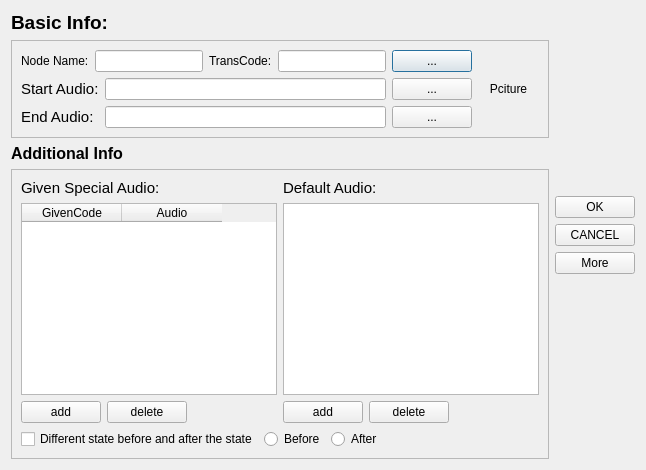
qeesung/ddBook, file sourceFiles/Ui/setNodeInfoDialog/setNodeInfoDialog.ui: the form before one commit.
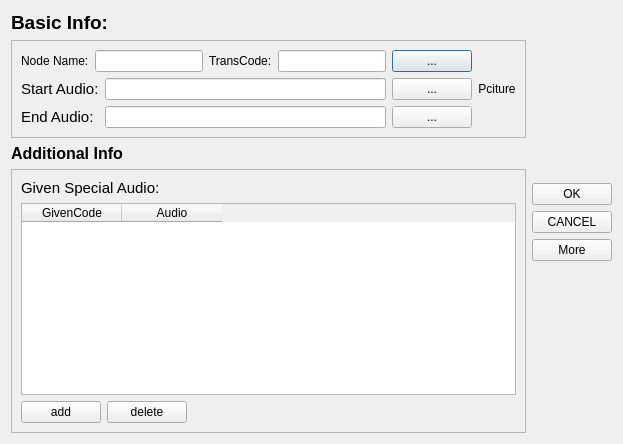
The form after the commit.

Commit message: 改变了设置节点信息的会话框

```diff
--- a/sourceFiles/Ui/setNodeInfoDialog/setNodeInfoDialog.ui
+++ b/sourceFiles/Ui/setNodeInfoDialog/setNodeInfoDialog.ui
@@ -284,94 +284,14 @@
               <item>
                <layout class="QVBoxLayout" name="verticalLayout_4">
                 <item>
-                 <widget class="QLabel" name="label_3">
-                  <property name="font">
-                   <font>
-                    <pointsize>11</pointsize>
-                    <weight>50</weight>
-                    <bold>false</bold>
-                   </font>
-                  </property>
-                  <property name="text">
-                   <string>Default Audio:</string>
-                  </property>
-                 </widget>
-                </item>
-                <item>
-                 <widget class="QListWidget" name="defaultAudiotListWidget"/>
-                </item>
-                <item>
-                 <layout class="QHBoxLayout" name="horizontalLayout_10">
-                  <item>
-                   <widget class="QPushButton" name="defaultAudioAddPushButton">
-                    <property name="text">
-                     <string>add</string>
-                    </property>
-                   </widget>
-                  </item>
-                  <item>
-                   <widget class="QPushButton" name="defaultAudioDeletePushButton">
-                    <property name="text">
-                     <string>delete</string>
-                    </property>
-                   </widget>
-                  </item>
-                  <item>
-                   <spacer name="horizontalSpacer_6">
-                    <property name="orientation">
-                     <enum>Qt::Horizontal</enum>
-                    </property>
-                    <property name="sizeHint" stdset="0">
-                     <size>
-                      <width>40</width>
-                      <height>20</height>
-                     </size>
-                    </property>
-                   </spacer>
-                  </item>
-                 </layout>
+                 <layout class="QHBoxLayout" name="horizontalLayout_10"/>
                 </item>
                </layout>
               </item>
              </layout>
             </item>
             <item>
-             <layout class="QHBoxLayout" name="horizontalLayout_7">
-              <item>
-               <widget class="QCheckBox" name="sameFlagCheckBox">
-                <property name="text">
-                 <string>Different state before and after the state</string>
-                </property>
-               </widget>
-              </item>
-              <item>
-               <widget class="QRadioButton" name="beforeRadioButton">
-                <property name="text">
-                 <string>Before</string>
-                </property>
-               </widget>
-              </item>
-              <item>
-               <widget class="QRadioButton" name="afterRadioButton">
-                <property name="text">
-                 <string>After</string>
-                </property>
-               </widget>
-              </item>
-              <item>
-               <spacer name="horizontalSpacer">
-                <property name="orientation">
-                 <enum>Qt::Horizontal</enum>
-                </property>
-                <property name="sizeHint" stdset="0">
-                 <size>
-                  <width>40</width>
-                  <height>20</height>
-                 </size>
-                </property>
-               </spacer>
-              </item>
-             </layout>
+             <layout class="QHBoxLayout" name="horizontalLayout_7"/>
             </item>
            </layout>
           </widget>
```
Left out of the diff: 33 changed lines with no effect on the pictures. The commit also changes 1 other file.
